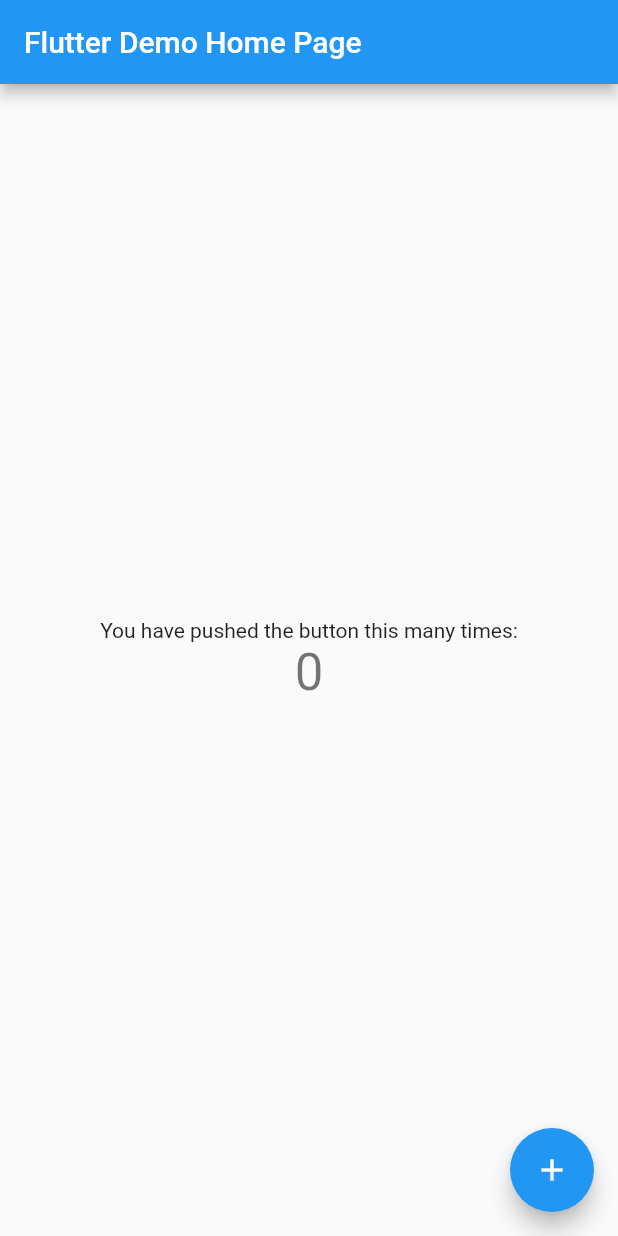
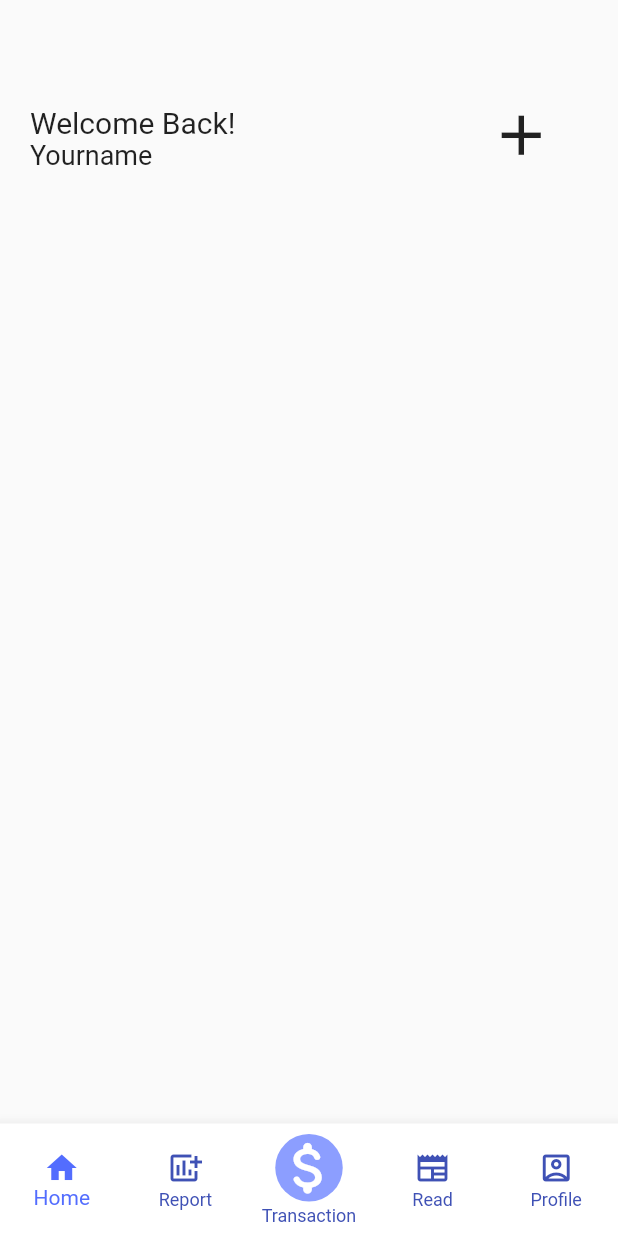
Before and after one commit to PPL-Waffar/iSaveit-flutter, a Flutter app: the screen it shows after launch, on a phone screen of 412 x 824 dp. Run offline on Flutter 3.47's test engine with Material 2 defaults, Android fonts, the phone set to English and light mode, and no system bars.

Commit message:
adding homepage

```diff
--- a/lib/main.dart
+++ b/lib/main.dart
@@ -1,115 +1,194 @@
 import 'package:flutter/material.dart';
 
 void main() {
-  runApp(const MyApp());
+  runApp(MyApp());
 }
 
 class MyApp extends StatelessWidget {
-  const MyApp({super.key});
-
-  // This widget is the root of your application.
   @override
   Widget build(BuildContext context) {
     return MaterialApp(
       title: 'Flutter Demo',
       theme: ThemeData(
-        // This is the theme of your application.
-        //
-        // Try running your application with "flutter run". You'll see the
-        // application has a blue toolbar. Then, without quitting the app, try
-        // changing the primarySwatch below to Colors.green and then invoke
-        // "hot reload" (press "r" in the console where you ran "flutter run",
-        // or simply save your changes to "hot reload" in a Flutter IDE).
-        // Notice that the counter didn't reset back to zero; the application
-        // is not restarted.
         primarySwatch: Colors.blue,
+        visualDensity: VisualDensity.adaptivePlatformDensity,
       ),
-      home: const MyHomePage(title: 'Flutter Demo Home Page'),
+      home: SettingView(),
     );
   }
 }
 
-class MyHomePage extends StatefulWidget {
-  const MyHomePage({super.key, required this.title});
+class SettingView extends StatefulWidget {
+  @override
+  _SettingViewState createState() => _SettingViewState();
+}
 
-  // This widget is the home page of your application. It is stateful, meaning
-  // that it has a State object (defined below) that contains fields that affect
-  // how it looks.
+class _SettingViewState extends State<SettingView> {
+  final tabs = [HomeView(), ReportView(), MoneyView(), NewsView(), ProfileView()];
 
-  // This class is the configuration for the state. It holds the values (in this
-  // case the title) provided by the parent (in this case the App widget) and
-  // used by the build method of the State. Fields in a Widget subclass are
-  // always marked "final".
-
-  final String title;
+  int _currentIndex = 0;
 
   @override
-  State<MyHomePage> createState() => _MyHomePageState();
-}
-
-class _MyHomePageState extends State<MyHomePage> {
-  int _counter = 0;
-
-  void _incrementCounter() {
-    setState(() {
-      // This call to setState tells the Flutter framework that something has
-      // changed in this State, which causes it to rerun the build method below
-      // so that the display can reflect the updated values. If we changed
-      // _counter without calling setState(), then the build method would not be
-      // called again, and so nothing would appear to happen.
-      _counter++;
-    });
+  void initState() {
+    setState(() {});
+    super.initState();
   }
 
   @override
   Widget build(BuildContext context) {
-    // This method is rerun every time setState is called, for instance as done
-    // by the _incrementCounter method above.
-    //
-    // The Flutter framework has been optimized to make rerunning build methods
-    // fast, so that you can just rebuild anything that needs updating rather
-    // than having to individually change instances of widgets.
     return Scaffold(
-      appBar: AppBar(
-        // Here we take the value from the MyHomePage object that was created by
-        // the App.build method, and use it to set our appbar title.
-        title: Text(widget.title),
+
+      bottomNavigationBar: BottomNavigationBar(
+        backgroundColor: Colors.white,
+        currentIndex: _currentIndex,
+        type: BottomNavigationBarType.fixed,
+        selectedItemColor: Colors.indigoAccent,
+        unselectedItemColor: Colors.indigo,
+        items: [
+          BottomNavigationBarItem(
+            icon: InkResponse(
+              focusColor: Colors.transparent,
+              hoverColor: Colors.transparent,
+              highlightColor: Colors.transparent,
+              child: Container(
+                child: Icon(
+                  Icons.home,),
               ),
-      body: Center(
-        // Center is a layout widget. It takes a single child and positions it
-        // in the middle of the parent.
-        child: Column(
-          // Column is also a layout widget. It takes a list of children and
-          // arranges them vertically. By default, it sizes itself to fit its
-          // children horizontally, and tries to be as tall as its parent.
-          //
-          // Invoke "debug painting" (press "p" in the console, choose the
-          // "Toggle Debug Paint" action from the Flutter Inspector in Android
-          // Studio, or the "Toggle Debug Paint" command in Visual Studio Code)
-          // to see the wireframe for each widget.
-          //
-          // Column has various properties to control how it sizes itself and
-          // how it positions its children. Here we use mainAxisAlignment to
-          // center the children vertically; the main axis here is the vertical
-          // axis because Columns are vertical (the cross axis would be
-          // horizontal).
-          mainAxisAlignment: MainAxisAlignment.center,
+            ),
+            label: 'Home',
+          ),
+          BottomNavigationBarItem(
+            icon: Container(
+              padding: EdgeInsets.only(
+              ),
+              child: Icon(Icons.add_chart),
+            ),
+            label: 'Report',
+          ),
+          BottomNavigationBarItem(
+            icon: Container(
+              padding: EdgeInsets.only(
+
+              ),
+              child: Icon(Icons.attach_money_rounded, size: 45, color: Colors.white,),
+                decoration: BoxDecoration(
+                  shape: BoxShape.circle,
+                  color: Colors.indigoAccent.shade100,
+                ),
+            ),
+            label: 'Transaction',
+          ),
+          BottomNavigationBarItem(
+            icon: Container(
+              padding: EdgeInsets.only(
+              ),
+              child: Icon(Icons.newspaper_outlined),
+            ),
+            label: 'Read',
+          ),
+          BottomNavigationBarItem(
+            icon: Container(
+              padding: EdgeInsets.only(
+              ),
+              child: Icon(Icons.account_box_outlined),
+            ),
+            label: 'Profile',
+          ),
+        ],
+        onTap: (index) {
+          setState(() {
+            _currentIndex = index;
+          });
+        },
+      ),
+      body: tabs[_currentIndex],
+    );
+  }
+}
+
+
+class HomeView extends StatelessWidget {
+  @override
+  Widget build(BuildContext context) {
+    return Container(
+      child : Align(
+        alignment: Alignment.topLeft,
+        child: Row(
           children: <Widget>[
-            const Text(
-              'You have pushed the button this many times:',
+            Container(
+              height: 120,
+              width: 240,
+              padding: const EdgeInsets.fromLTRB(20, 70, 20, 0),
+              child : RichText(
+                text: TextSpan(
+                  style: DefaultTextStyle.of(context).style,
+                  children: <TextSpan>[
+                    TextSpan(
+                      text: "Welcome Back!\n",
+                      style: TextStyle(fontSize: 20),
                     ),
-            Text(
-              '$_counter',
-              style: Theme.of(context).textTheme.headline4,
+                    TextSpan(
+                      text: "Yourname\n",
+                      style: TextStyle(fontSize: 18),
                     ),
                   ],
                 ),
               ),
-      floatingActionButton: FloatingActionButton(
-        onPressed: _incrementCounter,
-        tooltip: 'Increment',
-        child: const Icon(Icons.add),
-      ), // This trailing comma makes auto-formatting nicer for build methods.
+            ),
+            Container(
+              padding: const EdgeInsets.fromLTRB(85, 60, 20, 0),
+              child: Icon(Icons.add, size: 45),
+            ),
+        ]
+      ),
+    ),
+
     );
   }
 }
+
+
+class ReportView extends StatelessWidget {
+  @override
+  Widget build(BuildContext context) {
+    return Container(
+      child: Center(
+        child: Text("Notification"),
+      ),
+    );
+  }
+}
+
+
+class MoneyView extends StatelessWidget {
+  @override
+  Widget build(BuildContext context) {
+    return Container(
+      child: Center(
+        child: Text("Profile"),
+      ),
+    );
+  }
+}
+
+class NewsView extends StatelessWidget {
+  @override
+  Widget build(BuildContext context) {
+    return Container(
+      child: Center(
+        child: Text("Profile"),
+      ),
+    );
+  }
+}
+
+class ProfileView extends StatelessWidget {
+  @override
+  Widget build(BuildContext context) {
+    return Container(
+      child: Center(
+        child: Text("Profile"),
+      ),
+    );
+  }
+}
```
Lines whose indentation alone changed are shown as unchanged.
